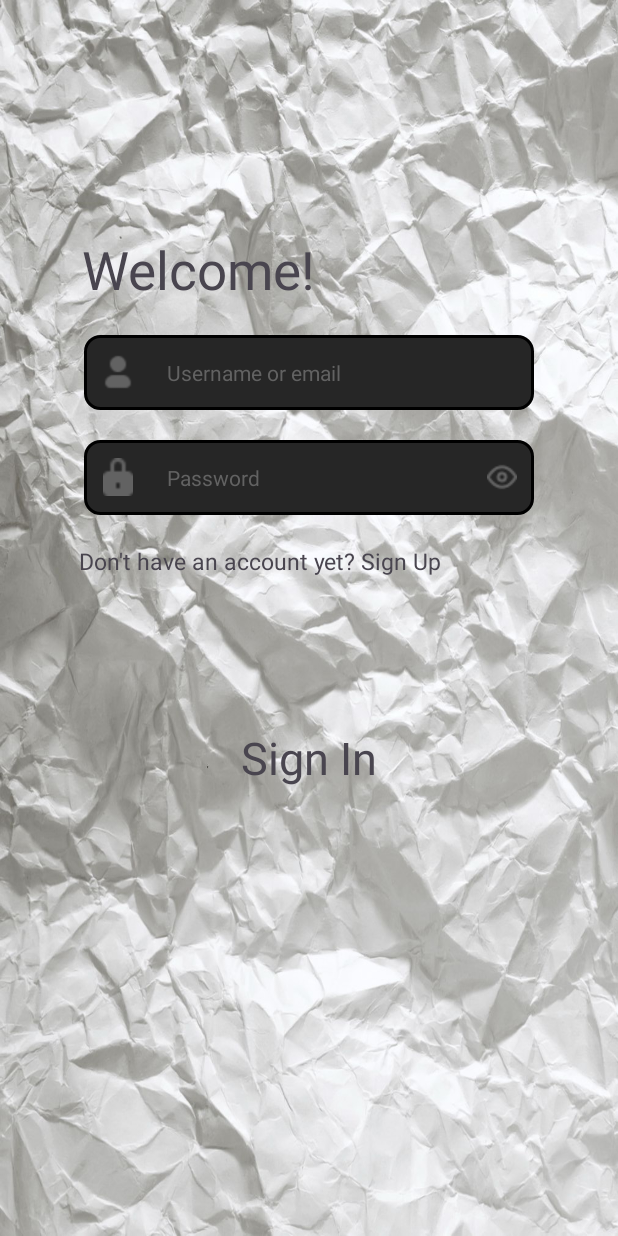
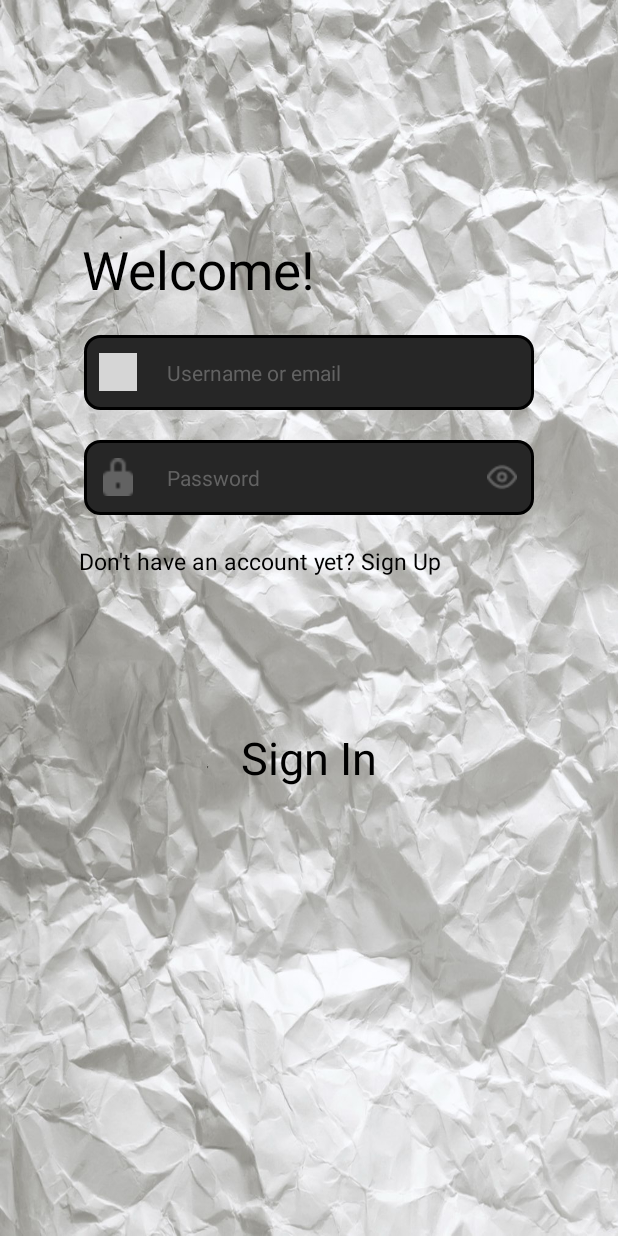
Before and after one commit to jrlbln/Capstone, an Android app: the screen it shows after launch (SignIn), on a phone screen of 412 x 824 dp. Run offline under Robolectric (Android 15) with nearby library versions, the phone set to English and light mode, and no system bars; grey boxes are pictures that could not be loaded.

Commit message:
small changes

```diff
--- a/app/src/main/res/layout/sign_in.xml
+++ b/app/src/main/res/layout/sign_in.xml
@@ -4,7 +4,7 @@
     xmlns:tools="http://schemas.android.com/tools"
     android:layout_width="match_parent"
     android:layout_height="match_parent"
-    android:background="@drawable/crumpledPaper"
+    android:background="@drawable/crumpled_paper"
     tools:context=".SignIn"
     tools:layout_editor_absoluteX="-79dp"
     tools:layout_editor_absoluteY="-41dp">
@@ -16,6 +16,7 @@
         android:layout_marginTop="156dp"
         android:text="Welcome!"
         android:textSize="35sp"
+        android:textColor="@color/black"
         app:layout_constraintEnd_toEndOf="parent"
         app:layout_constraintHorizontal_bias="0.214"
         app:layout_constraintStart_toStartOf="parent"
@@ -38,7 +39,7 @@
             android:layout_height="25dp"
             android:layout_gravity="center"
             android:layout_margin="10dp"
-            app:srcCompat="@drawable/User" />
+            app:srcCompat="@drawable/user" />
 
         <TextView
             android:id="@+id/user"
@@ -96,6 +97,7 @@
         android:layout_marginTop="20dp"
         android:text="Don't have an account yet? Sign Up"
         android:textSize="15sp"
+        android:textColor="@color/black"
         app:layout_constraintEnd_toEndOf="parent"
         app:layout_constraintHorizontal_bias="0.311"
         app:layout_constraintStart_toStartOf="parent"
@@ -108,6 +110,7 @@
         android:layout_marginTop="100dp"
         android:text="Sign In"
         android:textSize="30sp"
+        android:textColor="@color/black"
         app:layout_constraintEnd_toEndOf="parent"
         app:layout_constraintStart_toStartOf="parent"
         app:layout_constraintTop_toBottomOf="@+id/signUp" />
```
Also changed, not shown: app/src/main/res/drawable/crumpled_paper.jpg (renamed from app/src/main/res/drawable/crumpledPaper.jpg).
